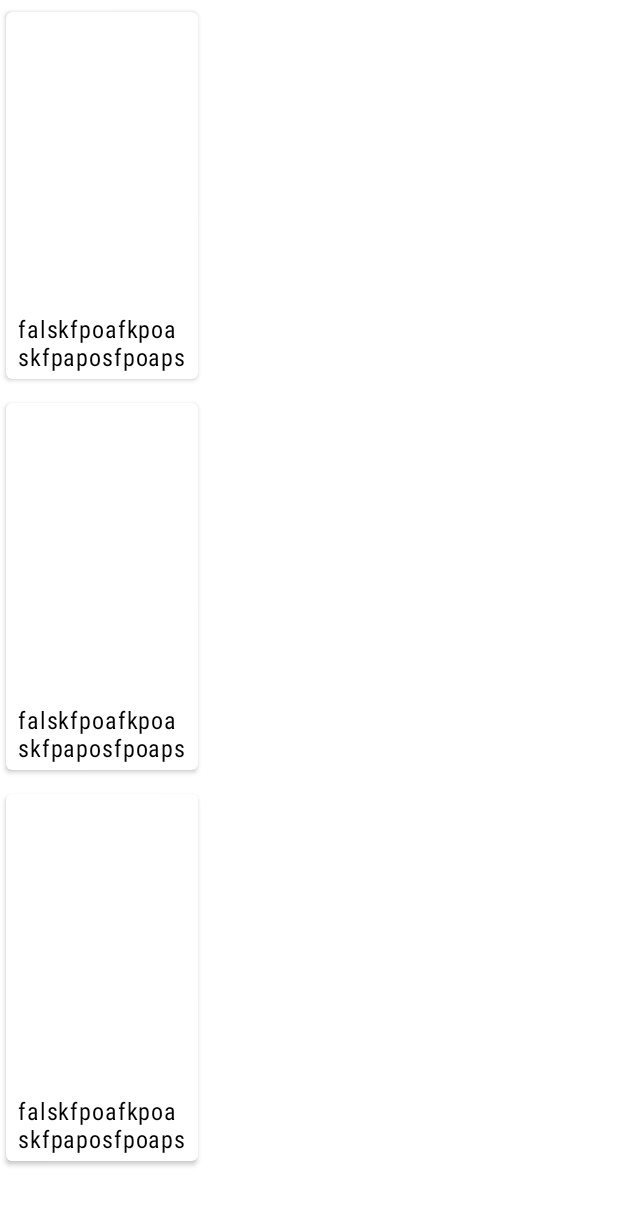
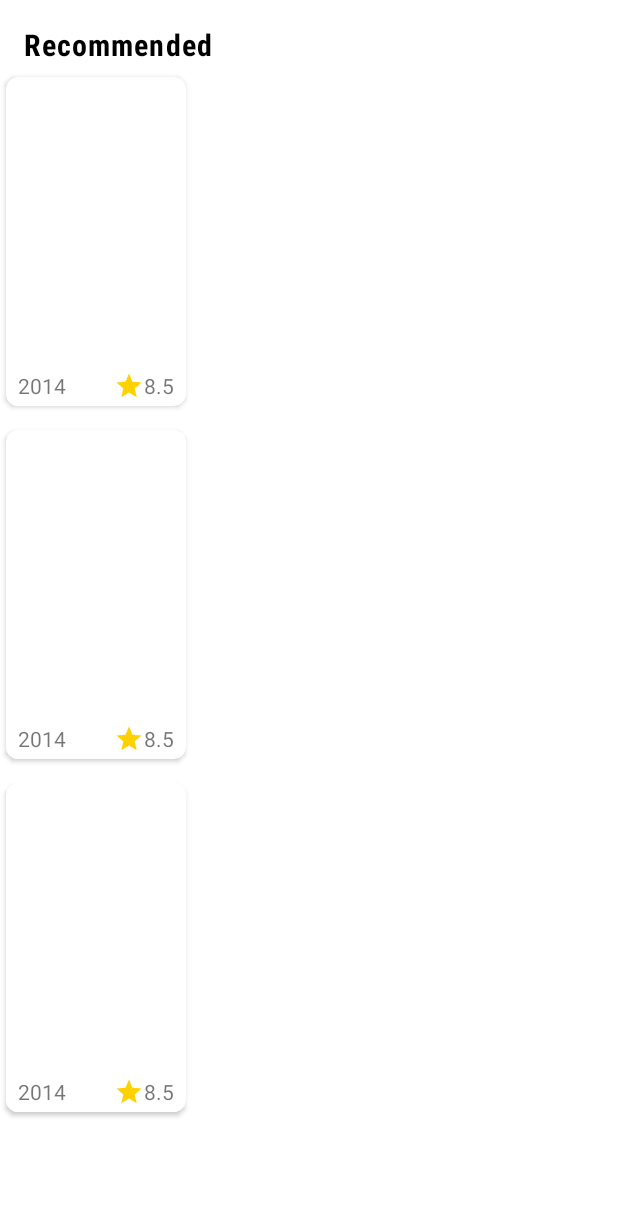
Before and after one commit to skull615d/KinoOnline, an Android app: the layout fragment_movies_list.xml on its own in the app's theme, with its tools: preview values and no code run, on a phone screen of 412 x 824 dp. Shown: the top 1205 px of the screen. Run offline under Robolectric (Android 15) with nearby library versions, the phone set to English and light mode, and no system bars.

```diff
--- a/app/build.gradle
+++ b/app/build.gradle
@@ -1,6 +1,8 @@
 plugins {
     id 'com.android.application'
     id 'kotlin-android'
+    id 'kotlin-kapt'
+    id 'kotlin-parcelize'
 }
 
 android {
--- a/app/src/main/java/com/ldev/kinoonline/feature/main_screen/data/Mapper.kt
+++ b/app/src/main/java/com/ldev/kinoonline/feature/main_screen/data/Mapper.kt
@@ -1,5 +1,6 @@
 package com.ldev.kinoonline.feature.main_screen.data
 
+import com.ldev.kinoonline.feature.base.toCalendar
 import com.ldev.kinoonline.feature.main_screen.data.api.model.GenreModel
 import com.ldev.kinoonline.feature.main_screen.data.api.model.MainModel
 import com.ldev.kinoonline.feature.main_screen.data.api.model.MoveModel
@@ -18,7 +19,7 @@ fun MoveModel.toDomain() = Movie(
     originalLanguage,
     originalTitle,
     overview,
-    releaseDate,
+    releaseDate.toCalendar(),
     posterPath,
     popularity,
     title,
--- a/app/src/main/java/com/ldev/kinoonline/feature/main_screen/domain/model/Genre.kt
+++ b/app/src/main/java/com/ldev/kinoonline/feature/main_screen/domain/model/Genre.kt
@@ -1,5 +1,9 @@
 package com.ldev.kinoonline.feature.main_screen.domain.model
 
+import android.os.Parcelable
+import kotlinx.parcelize.Parcelize
+
+@Parcelize
 data class Genre(
     val name: String
-)
+) : Parcelable
--- /dev/null
+++ b/app/src/main/res/drawable/ic_star.xml
@@ -0,0 +1,10 @@
+<vector xmlns:android="http://schemas.android.com/apk/res/android"
+    android:width="24dp"
+    android:height="24dp"
+    android:tint="#FFD100"
+    android:viewportWidth="24"
+    android:viewportHeight="24">
+    <path
+        android:fillColor="@android:color/white"
+        android:pathData="M12,17.27L18.18,21l-1.64,-7.03L22,9.24l-7.19,-0.61L12,2 9.19,8.63 2,9.24l5.46,4.73L5.82,21z" />
+</vector>
--- a/app/src/main/res/layout/fragment_movies_list.xml
+++ b/app/src/main/res/layout/fragment_movies_list.xml
@@ -1,13 +1,29 @@
 <?xml version="1.0" encoding="utf-8"?>
 <androidx.constraintlayout.widget.ConstraintLayout xmlns:android="http://schemas.android.com/apk/res/android"
+    xmlns:app="http://schemas.android.com/apk/res-auto"
     xmlns:tools="http://schemas.android.com/tools"
+    android:id="@+id/mainContainer"
     android:layout_width="match_parent"
     android:layout_height="match_parent">
 
+    <TextView
+        android:id="@+id/tvNameGroup"
+        android:layout_width="match_parent"
+        android:layout_height="wrap_content"
+        android:layout_margin="16dp"
+        android:text="@string/Recommendations"
+        android:textAppearance="@style/H4Heading"
+        app:layout_constraintEnd_toEndOf="parent"
+        app:layout_constraintStart_toStartOf="parent"
+        app:layout_constraintTop_toTopOf="parent" />
+
     <androidx.recyclerview.widget.RecyclerView
-        android:id="@+id/recyclerView"
+        android:id="@+id/rvMovies"
         android:layout_width="match_parent"
-        android:layout_height="match_parent"
+        android:layout_height="wrap_content"
+        app:layout_constraintEnd_toEndOf="parent"
+        app:layout_constraintStart_toStartOf="parent"
+        app:layout_constraintTop_toBottomOf="@+id/tvNameGroup"
         tools:listitem="@layout/item_movie_main" />
 
 </androidx.constraintlayout.widget.ConstraintLayout>
--- a/app/src/main/res/layout/item_movie_main.xml
+++ b/app/src/main/res/layout/item_movie_main.xml
@@ -8,7 +8,7 @@
     android:layout_height="wrap_content"
     android:layout_marginHorizontal="4dp"
     android:layout_marginVertical="8dp"
-    app:cardCornerRadius="4dp"
+    app:cardCornerRadius="8dp"
     app:layout_constraintBottom_toBottomOf="parent"
     app:layout_constraintEnd_toEndOf="parent"
     app:layout_constraintStart_toStartOf="parent"
@@ -17,30 +17,51 @@
     <androidx.constraintlayout.widget.ConstraintLayout
         android:id="@+id/container"
         android:layout_width="wrap_content"
-        android:layout_height="match_parent">
+        android:layout_height="wrap_content">
 
         <androidx.appcompat.widget.AppCompatImageView
             android:id="@+id/ivMovieImage"
             android:layout_width="120dp"
             android:layout_height="192dp"
-            android:layout_margin="4dp"
             android:scaleType="centerCrop"
+            app:layout_constraintBottom_toTopOf="@+id/tvYear"
             app:layout_constraintEnd_toEndOf="parent"
             app:layout_constraintStart_toStartOf="parent"
             app:layout_constraintTop_toTopOf="parent" />
 
         <TextView
-            android:id="@+id/tvTitle"
+            android:id="@+id/tvYear"
             android:layout_width="0dp"
             android:layout_height="wrap_content"
-            android:layout_margin="4dp"
-            android:maxLines="2"
-            android:minLines="2"
-            android:textAppearance="@style/Subtitle1"
-            tools:text="falskfpoafkpoaskfpaposfpoapsfokap"
-            app:layout_constraintEnd_toEndOf="@+id/ivMovieImage"
+            android:background="?attr/colorBackgroundFloating"
+            android:maxLines="1"
+            android:minLines="1"
+            android:paddingVertical="4dp"
+            android:paddingStart="8dp"
             app:layout_constraintBottom_toBottomOf="parent"
-            app:layout_constraintStart_toStartOf="@+id/ivMovieImage"
+            app:layout_constraintStart_toStartOf="parent"
+            app:layout_constraintTop_toBottomOf="@+id/ivMovieImage"
+            tools:text="2014" />
+
+        <ImageView
+            android:id="@+id/ivStar"
+            android:layout_width="20dp"
+            android:layout_height="20dp"
+            android:src="@drawable/ic_star"
+            app:layout_constraintBottom_toBottomOf="parent"
+            app:layout_constraintEnd_toStartOf="@id/tvVoteAverage"
             app:layout_constraintTop_toBottomOf="@+id/ivMovieImage" />
+
+        <TextView
+            android:id="@+id/tvVoteAverage"
+            android:layout_width="0dp"
+            android:layout_height="wrap_content"
+            android:paddingVertical="4dp"
+            android:paddingEnd="8dp"
+            app:layout_constraintBottom_toBottomOf="parent"
+            app:layout_constraintEnd_toEndOf="parent"
+            app:layout_constraintTop_toBottomOf="@+id/ivMovieImage"
+            tools:text="8.5" />
+
     </androidx.constraintlayout.widget.ConstraintLayout>
 </androidx.cardview.widget.CardView>
--- a/app/src/main/res/values/strings.xml
+++ b/app/src/main/res/values/strings.xml
@@ -1,3 +1,4 @@
 <resources>
     <string name="app_name">KinoOnline</string>
+    <string name="Recommendations">Recommended</string>
 </resources>
--- a/app/src/main/res/values/styles.xml
+++ b/app/src/main/res/values/styles.xml
@@ -92,6 +92,13 @@
         <item name="android:fontFamily">sans-serif-condensed-light</item>
     </style>
 
+    <style name="H4Heading" parent="CondensedBase">
+        <item name="android:textColor">?attr/colorAccented</item>
+        <item name="android:letterSpacing">0.0357</item>
+        <item name="android:textSize">20sp</item>
+        <item name="android:textStyle">bold</item>
+    </style>
+
     <style name="Caption" parent="Subtitle2">
         <item name="android:textSize">12sp</item>
     </style>
```
Also changed, not shown: app/src/main/java/com/ldev/kinoonline/feature/base/Extentions.kt (+15 -0 lines), app/src/main/java/com/ldev/kinoonline/feature/base/SingleLiveEvent.kt (added, +40 -0 lines), app/src/main/java/com/ldev/kinoonline/feature/main_screen/domain/model/Movie.kt (+7 -2 lines), app/src/main/java/com/ldev/kinoonline/feature/main_screen/ui/Contract.kt (+6 -1 lines), app/src/main/java/com/ldev/kinoonline/feature/main_screen/ui/MoviesListFragment.kt (+21 -5 lines), app/src/main/java/com/ldev/kinoonline/feature/main_screen/ui/MoviesListViewModel.kt (+7 -1 lines), app/src/main/java/com/ldev/kinoonline/feature/main_screen/ui/adapter/DiffCallback.kt (added, +12 -0 lines), app/src/main/java/com/ldev/kinoonline/feature/main_screen/ui/adapter/MoviesAdapter.kt (+12 -13 lines), app/src/main/java/com/ldev/kinoonline/feature/movie_card/ui/MovieCardFragment.kt (+13 -4 lines), app/src/main/res/layout/fragment_movie_card.xml (+50 -1 lines).
